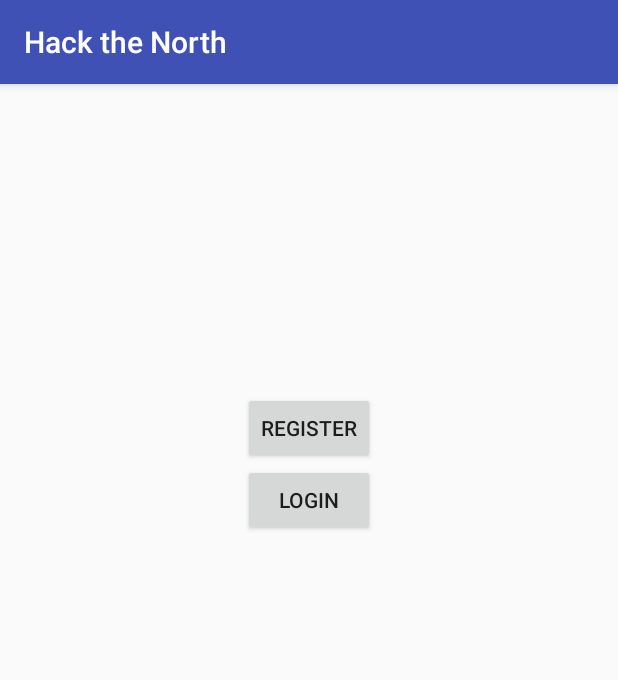
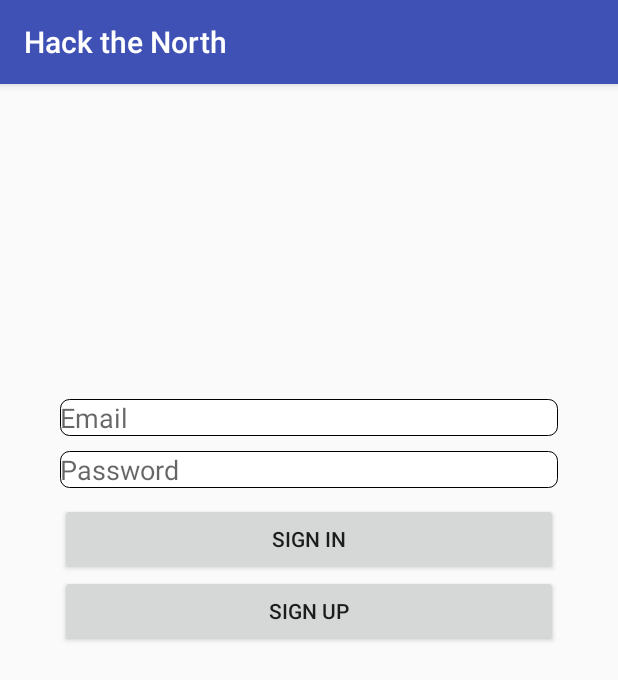
Before and after one commit to Deep297/hackthenorth, an Android app: the screen it shows after launch (RegisterOrLogin before the commit, AuthenticationActivity after it), on a phone screen of 412 x 824 dp. Shown: the top 680 px of the screen. Run offline under Robolectric (Android 15) with nearby library versions, the phone set to English and light mode, and no system bars; our stand-ins replace Firebase (no records; nobody signed in at launch, a user with empty details on screens opened directly).

Commit message:
Modify authentication

```diff
--- a/app/build.gradle
+++ b/app/build.gradle
@@ -33,4 +33,5 @@
 
 
 
+
 apply plugin: 'com.google.gms.google-services'
--- a/app/src/main/AndroidManifest.xml
+++ b/app/src/main/AndroidManifest.xml
@@ -9,16 +9,15 @@
         android:roundIcon="@mipmap/ic_launcher_round"
         android:supportsRtl="true"
         android:theme="@style/AppTheme">
-        <activity android:name=".RegisterOrLogin">
+        <activity android:name=".AuthenticationActivity">
             <intent-filter>
                 <action android:name="android.intent.action.MAIN" />
 
                 <category android:name="android.intent.category.LAUNCHER" />
             </intent-filter>
         </activity>
-        <activity android:name=".login" />
         <activity android:name=".MainActivity" />
-        <activity android:name=".register"></activity>
+        <activity android:name=".register" />
     </application>
 
 </manifest>
--- /dev/null
+++ b/app/src/main/java/project/hackthenorth/com/hackthenorth/AuthenticationActivity.java
@@ -0,0 +1,128 @@
+package project.hackthenorth.com.hackthenorth;
+
+import android.content.Intent;
+import android.support.annotation.NonNull;
+import android.support.v7.app.AppCompatActivity;
+import android.os.Bundle;
+import android.text.TextUtils;
+import android.view.View;
+import android.widget.EditText;
+import android.widget.Toast;
+
+import com.google.android.gms.tasks.OnCompleteListener;
+import com.google.android.gms.tasks.Task;
+import com.google.firebase.auth.AuthResult;
+import com.google.firebase.auth.FirebaseAuth;
+import com.google.firebase.auth.FirebaseUser;
+
+public class AuthenticationActivity extends AppCompatActivity {
+
+    private EditText emailText;
+    private EditText passText;
+    private FirebaseAuth mAuth;
+
+    @Override
+    protected void onCreate(Bundle savedInstanceState) {
+        super.onCreate(savedInstanceState);
+        setContentView(R.layout.activity_authentication);
+
+        mAuth = FirebaseAuth.getInstance();
+    }
+
+    @Override
+    public void onStart() {
+        super.onStart();
+        // Check if user is signed in (non-null) and update UI accordingly.
+        FirebaseUser currentUser = mAuth.getCurrentUser();
+        updateUI(currentUser);
+    }
+
+    public void updateUI (FirebaseUser user) {
+        if (user != null) {
+            //go to main if already signed in
+            Intent intent = new Intent(AuthenticationActivity.this, MainActivity.class);
+            startActivity(intent);
+        }
+    }
+
+    public void signIn(String email, String password) {
+
+        if (!validateForm()) {
+            return;
+        }
+
+        mAuth.signInWithEmailAndPassword(email, password).addOnCompleteListener(this, new OnCompleteListener<AuthResult>() {
+            @Override
+            public void onComplete(@NonNull Task<AuthResult> task) {
+                if (task.isSuccessful()) {
+                    //sign in successful, changes to main
+                    Intent intent = new Intent(AuthenticationActivity.this, MainActivity.class);
+                    startActivity(intent);
+                } else {
+                    Toast.makeText(AuthenticationActivity.this, "Authentication failed.",
+                            Toast.LENGTH_SHORT).show();
+                }
+            }
+        });
+    }
+
+    public void signUp(String email, String password) {
+        if (!validateForm()) {
+            return;
+        }
+
+        mAuth.createUserWithEmailAndPassword(email, password).addOnCompleteListener(this, new OnCompleteListener<AuthResult>() {
+            @Override
+            public void onComplete(@NonNull Task<AuthResult> task) {
+                if (task.isSuccessful()) {
+                    //Sign up successful
+                    Intent intent = new Intent(AuthenticationActivity.this, MainActivity.class);
+                    startActivity(intent);
+                } else {
+                    //Invalid sign up
+                    Toast.makeText(AuthenticationActivity.this, "Authentication failed.",
+                            Toast.LENGTH_SHORT).show();
+                }
+            }
+        });
+    }
+
+    private boolean validateForm () {
+        //Validates form and sets error if incorrect
+        boolean valid = true;
+
+        String email = emailText.getText().toString();
+        if (TextUtils.isEmpty(email)) {
+            emailText.setError("Required.");
+            valid = false;
+        } else {
+            emailText.setError(null);
+        }
+
+        //Must be over 6 characters and not empty
+        String password = passText.getText().toString();
+        if (TextUtils.isEmpty(password)) {
+            passText.setError("Required.");
+            valid = false;
+        } else if (password.length() < 6){
+            passText.setError("Must be over 6 characters");
+        } else {
+            passText.setError(null);
+        }
+
+        return valid;
+    }
+
+    public void onClick(View view) {
+        //EditText
+        emailText = (EditText) findViewById(R.id.emailLogin);
+        passText = (EditText) findViewById(R.id.passwordLogin);
+        int i = view.getId();
+
+        if (i==R.id.signInButton) {
+            signIn(emailText.getText().toString(), passText.getText().toString());
+        } else if (i==R.id.signUpButton) {
+            signUp(emailText.getText().toString(), passText.getText().toString());
+        }
+    }
+}
--- a/app/src/main/java/project/hackthenorth/com/hackthenorth/MainActivity.java
+++ b/app/src/main/java/project/hackthenorth/com/hackthenorth/MainActivity.java
@@ -1,5 +1,6 @@
 package project.hackthenorth.com.hackthenorth;
 
+import android.content.Intent;
 import android.support.v7.app.AppCompatActivity;
 import android.os.Bundle;
 import android.view.View;
@@ -7,6 +8,8 @@
 import android.widget.EditText;
 import android.widget.Spinner;
 import android.widget.Toast;
+
+import com.google.firebase.auth.FirebaseAuth;
 
 import java.util.ArrayList;
 import java.util.List;
@@ -91,4 +94,5 @@
             }
         });
     }
+
 }
--- a/app/src/main/java/project/hackthenorth/com/hackthenorth/RegisterOrLogin.java
+++ /dev/null
@@ -1,29 +0,0 @@
-package project.hackthenorth.com.hackthenorth;
-
-import android.content.Intent;
-import android.support.v7.app.AppCompatActivity;
-import android.os.Bundle;
-import android.view.View;
-import android.widget.Button;
-
-public class RegisterOrLogin extends AppCompatActivity {
-
-    @Override
-    protected void onCreate(Bundle savedInstanceState) {
-        super.onCreate(savedInstanceState);
-        setContentView(R.layout.activity_register_or_login);
-
-        //Register and login buttons
-        Button registerButton = (Button) findViewById(R.id.RegisterButton);
-    }
-
-    public void registerButtonClick(View view) {
-        Intent intent = new Intent(RegisterOrLogin.this, register.class);
-        startActivity(intent);
-    }
-
-    public void loginButtonClick(View view) {
-        Intent intent = new Intent(RegisterOrLogin.this, login.class);
-        startActivity(intent);
-    }
-}
--- /dev/null
+++ b/app/src/main/res/drawable/border.xml
@@ -0,0 +1,14 @@
+<?xml version="1.0" encoding="utf-8"?>
+<shape xmlns:android="http://schemas.android.com/apk/res/android">
+    xmlns:android="http://schemas.android.com/apk/res/android"
+    android:shape="rectangle">
+
+    <corners
+        android:radius="6dp"
+        />
+    <solid android:color="#ffffff"
+        />
+    <stroke
+        android:width="0.5dip"
+        android:color="#000" />
+</shape>
--- a/app/src/main/res/layout/activity_login.xml
+++ b/app/src/main/res/layout/activity_authentication.xml
@@ -8,7 +8,7 @@
     android:paddingTop="20dp"
     android:paddingLeft="40dp"
     android:paddingRight="40dp"
-    tools:context="project.hackthenorth.com.hackthenorth.login">
+    tools:context="project.hackthenorth.com.hackthenorth.AuthenticationActivity">
 
     <EditText
         android:id = "@+id/passwordLogin"
@@ -17,6 +17,9 @@
         android:inputType = "textPassword"
         android:hint="@string/Password"
         android:layout_below="@+id/emailLogin"
+        android:background="@drawable/border"
+        android:layout_marginTop="10dp"
+        android:layout_marginBottom="10dp"
         android:layout_alignParentLeft="true"
         android:layout_alignParentStart="true" />
 
@@ -26,18 +29,27 @@
         android:layout_height = "wrap_content"
         android:inputType="text"
         android:hint="@string/Email"
-        android:layout_marginTop="188dp"
-        android:layout_alignParentTop="true"
         android:layout_alignParentLeft="true"
-        android:layout_alignParentStart="true" />
+        android:layout_alignParentStart="true"
+        android:background="@drawable/border"
+        android:layout_marginTop="190dp" />
 
     <Button
-        android:layout_width="wrap_content"
+        android:layout_width="match_parent"
         android:layout_height="wrap_content"
         android:layout_below="@+id/passwordLogin"
-        android:text="@string/Login"
+        android:id="@+id/signInButton"
+        android:text="@string/SignIn"
         android:layout_alignParentRight="true"
-        android:onClick="signIn"
-        />
+        android:onClick="onClick" />
+
+    <Button
+        android:layout_width="match_parent"
+        android:layout_height="wrap_content"
+        android:layout_below="@+id/signInButton"
+        android:id="@+id/signUpButton"
+        android:text="@string/SignUp"
+        android:layout_alignParentRight="true"
+        android:onClick="onClick" />
 
 </RelativeLayout>
--- a/app/src/main/res/layout/activity_main.xml
+++ b/app/src/main/res/layout/activity_main.xml
@@ -119,4 +119,5 @@
         android:layout_alignLeft="@+id/plusButtonForRest"
         android:layout_alignStart="@+id/plusButtonForRest" />
 
+
 </RelativeLayout>
--- a/app/src/main/res/layout/activity_register_or_login.xml
+++ /dev/null
@@ -1,31 +0,0 @@
-<?xml version="1.0" encoding="utf-8"?>
-<RelativeLayout xmlns:android="http://schemas.android.com/apk/res/android"
-    xmlns:app="http://schemas.android.com/apk/res-auto"
-    xmlns:tools="http://schemas.android.com/tools"
-    android:layout_width="match_parent"
-    android:layout_height="match_parent"
-    tools:context="project.hackthenorth.com.hackthenorth.RegisterOrLogin"
-    >
-
-    <Button
-        android:layout_width="wrap_content"
-        android:layout_height="wrap_content"
-        android:text="@string/Register"
-        android:id="@+id/RegisterButton"
-        android:onClick="registerButtonClick"
-        android:layout_marginTop="205dp"
-        android:layout_alignParentTop="true"
-        android:layout_alignLeft="@+id/LoginButton"
-        android:layout_alignStart="@+id/LoginButton" />
-
-    <Button
-        android:layout_width="wrap_content"
-        android:layout_height="wrap_content"
-        android:layout_below="@id/RegisterButton"
-        android:layout_centerHorizontal="true"
-        android:text="@string/Login"
-        android:id="@+id/LoginButton"
-        android:onClick="loginButtonClick" />
-
-
-</RelativeLayout>
--- a/app/src/main/res/values/strings.xml
+++ b/app/src/main/res/values/strings.xml
@@ -1,7 +1,8 @@
 <resources>
     <string name="app_name">Hack the North</string>
-    <string name="Register">Register</string>
-    <string name="Login">Login</string>
+    <string name="SignUp">Sign Up</string>
+    <string name="SignIn">Sign In</string>
+    <string name="SignOut">Sign Out</string>
     <string name="Email">Email</string>
     <string name="Password">Password</string>
 </resources>
```
Also changed, not shown: app/src/main/java/project/hackthenorth/com/hackthenorth/login.java (deleted, +0 -79 lines), app/src/main/java/project/hackthenorth/com/hackthenorth/register.java (+8 -0 lines), app/src/main/res/layout/activity_register.xml (+6 -3 lines).
